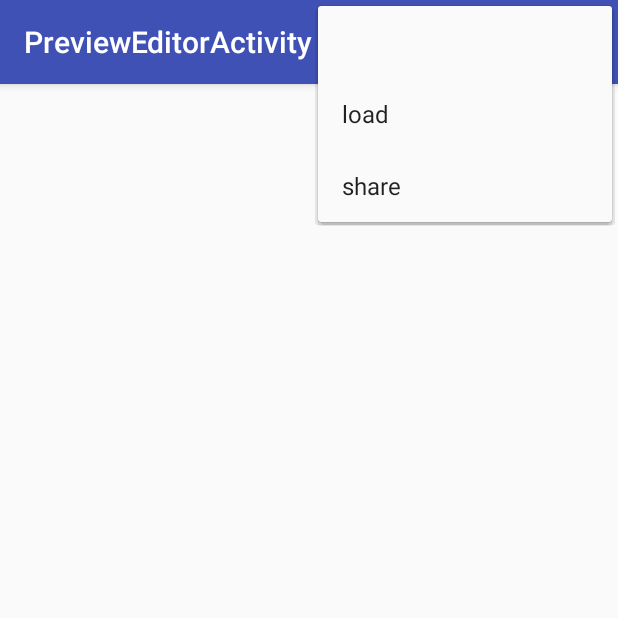
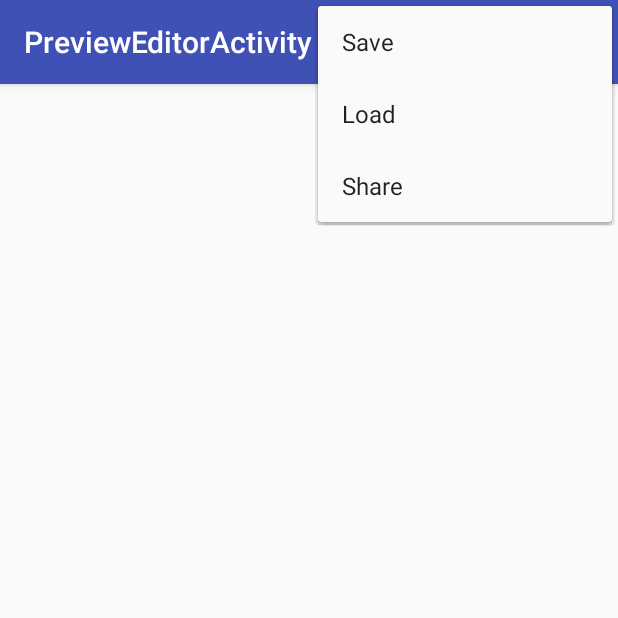
Before and after one commit to AndreiChugunov/call-logger, an Android app: the PreviewEditorActivity screen opened directly, with no data from a screen before it, with the options menu open, on a phone screen of 412 x 824 dp, the top half of it. Run offline under Robolectric (Android 15) with nearby library versions, the light colour scheme and no system bars.

Commit message:
Bold text in editor

```diff
--- a/Test42/app/src/main/res/menu/menu_main.xml
+++ b/Test42/app/src/main/res/menu/menu_main.xml
@@ -3,16 +3,18 @@
     <item
         android:id="@+id/action_save"
         android:orderInCategory="100"
+        android:title="Save"
+
         />
     <item
         android:id="@+id/action_load"
         android:orderInCategory="100"
-        android:title="load"
+        android:title="Load"
         />
     <item
         android:id="@+id/action_share"
         android:orderInCategory="100"
-        android:title="share"
+        android:title="Share"
         />
 
 
--- /dev/null
+++ b/Test42/app/src/main/res/menu/my_menu_two.xml
@@ -0,0 +1,10 @@
+<?xml version="1.0" encoding="utf-8"?>
+<menu xmlns:android="http://schemas.android.com/apk/res/android"
+    xmlns:app="http://schemas.android.com/apk/res-auto">
+    <item
+        android:id="@+id/action_bold"
+        android:orderInCategory="101"
+        android:title="Bold"
+
+        />
+</menu>
```
Also changed, not shown: Test42/app/src/main/java/example/a123/test42/PreviewEditorActivity.java (+53 -2 lines).
